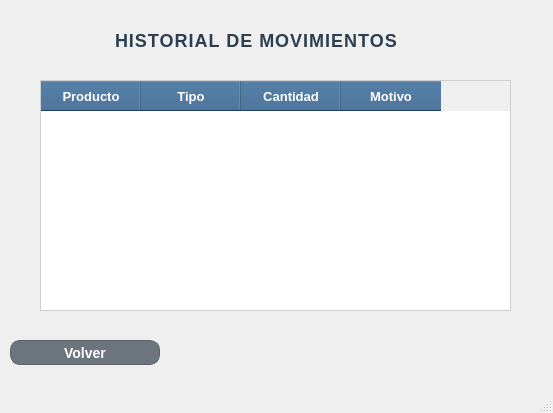
First picture: the form in gui/movimientos_stock.ui, repository UTN-BDA-2026/repositorio-grupo-BCCG, before the edit.
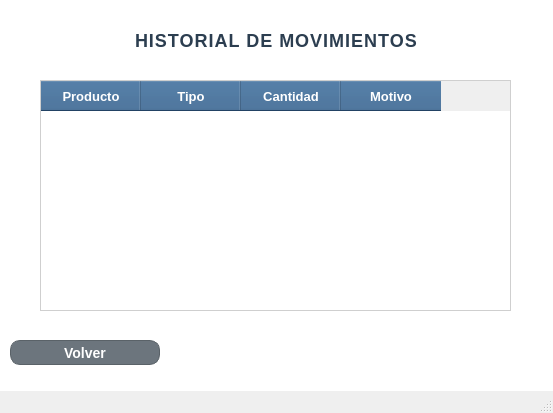
Second picture: the form after the edit.

Commit message: actualizar diseño de la ventanas

Diff of the .ui file:
```diff
--- a/gui/movimientos_stock.ui
+++ b/gui/movimientos_stock.ui
@@ -14,7 +14,7 @@
    <string>MainWindow</string>
   </property>
   <property name="styleSheet">
-   <string notr="true">QDialog#Dialog {
+   <string notr="true">QWidget#centralwidget {
     background-color: #FFFFFF;
 }
 
@@ -180,7 +180,7 @@
    <widget class="QLabel" name="label">
     <property name="geometry">
      <rect>
-      <x>110</x>
+      <x>130</x>
       <y>30</y>
       <width>311</width>
       <height>31</height>
```
Left out of the diff: 2 changed lines with no effect on the pictures. The commit also changes 3 other files.
